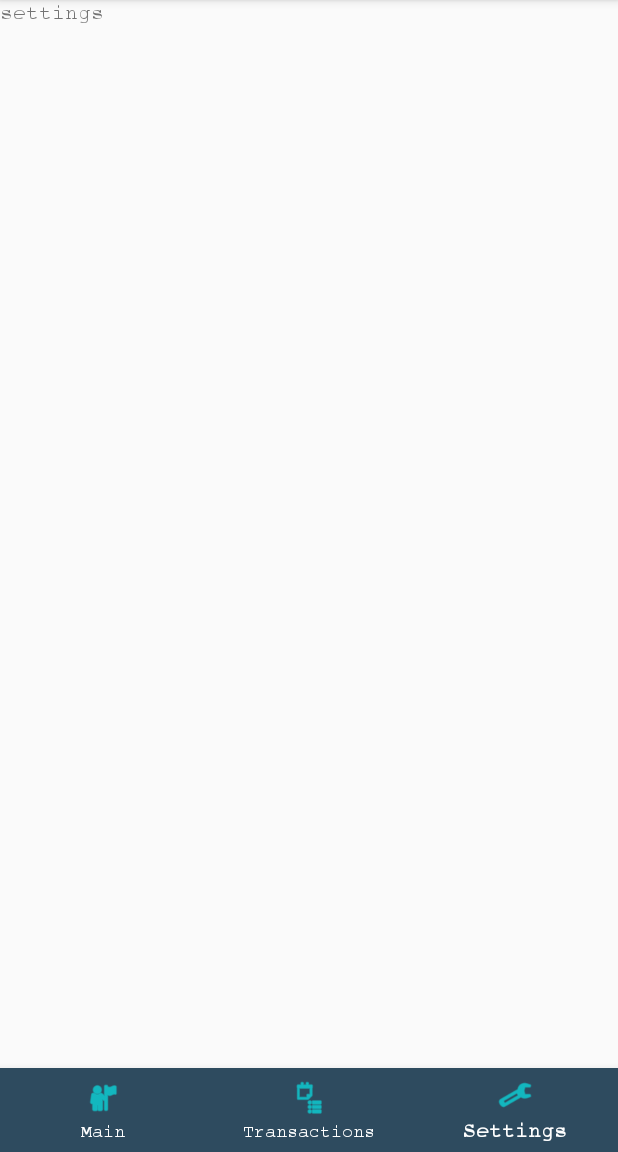
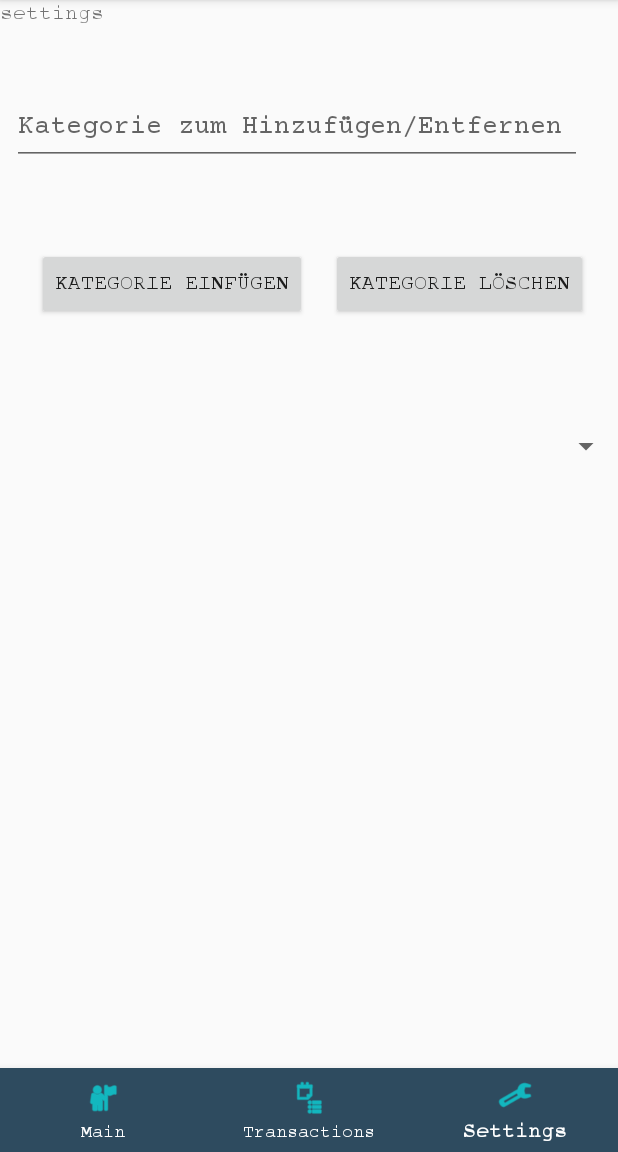
Before and after one commit to Hartlex/FinanzApp, an Android app: the screen it shows after launch (MainActivity), item 3 of the bottom bar chosen, on a phone screen of 412 x 824 dp, the part 84-1236 px from its top. Run offline under Robolectric (Android 15) with nearby library versions, the phone set to English and light mode, and no system bars; libraries missing offline, so code that uses them is left out: com.github.mikephil.charting; 10 statements that could not run were skipped.

Commit message:
In fragment_settings.xml  Elemente hinzugefügt und in SettingsFragment vorab schon den Pseudocode für das entfernen und hinzufügen von Kategorien geschrieben

```diff
--- a/app/src/main/java/com/example/finanzapp/SettingsFragment.java
+++ b/app/src/main/java/com/example/finanzapp/SettingsFragment.java
@@ -7,6 +7,14 @@ import androidx.fragment.app.Fragment;
 import android.view.LayoutInflater;
 import android.view.View;
 import android.view.ViewGroup;
+import android.widget.ArrayAdapter;
+import android.widget.Button;
+import android.widget.EditText;
+import android.widget.Spinner;
+import android.widget.Toast;
+
+import java.util.ArrayList;
+import java.util.Arrays;
 
 /**
  * A simple {@link Fragment} subclass.
@@ -15,10 +23,17 @@ import android.view.ViewGroup;
  */
 public class SettingsFragment extends Fragment {
 
+    Button AddCategory, RemoveCategory;
+    EditText AddRemove;
+    Spinner sp;
+    // TODO: Retrieve the objects from the other spinner element
+    ArrayList list=new ArrayList(Arrays.asList(  ));
+
     // TODO: Rename parameter arguments, choose names that match
     // the fragment initialization parameters, e.g. ARG_ITEM_NUMBER
     private static final String ARG_PARAM1 = "param1";
     private static final String ARG_PARAM2 = "param2";
+
 
     // TODO: Rename and change types of parameters
     private String mParam1;
@@ -49,11 +64,44 @@ public class SettingsFragment extends Fragment {
     @Override
     public void onCreate(Bundle savedInstanceState) {
         super.onCreate(savedInstanceState);
+
         if (getArguments() != null) {
             mParam1 = getArguments().getString(ARG_PARAM1);
             mParam2 = getArguments().getString(ARG_PARAM2);
         }
+
+        /**
+        ArrayAdapter adapter  = new ArrayAdapter(this,R.layout.support_simple_spinner_dropdown_item,list);
+
+         * add and remove each object for the category
+         *
+         * @author Di Seri.F
+
+
+        AddCategory.setOnClickListener(new View.OnClickListener() {
+            @Override
+            public void onClick(View view) {
+                String s = AddRemove.getText().toString();
+                list.add(s);
+                adapter.notifyDataSetChanged();
+                sp.setAdapter(adapter);
+                Toast.makeText(getApplicationContext(), "Kategorie wurde hinzugefügt", Toast.LENGTH_LONG.show());
+            }
+        });
+
+            RemoveCategory.setOnClickListener(new View.OnClickListener() {
+                @Override
+                public void onClick(View view) {
+                    String s = AddRemove.getText().toString();
+                    list.remove(s);
+                    adapter.notifyDataSetChanged();
+                    sp.setAdapter(adapter);
+                    Toast.makeText(getApplicationContext(), "Kategorie wurde entfernt", Toast.LENGTH_LONG.show());
+                }
+            });
+         * */
     }
+
 
     @Override
     public View onCreateView(LayoutInflater inflater, ViewGroup container,
--- a/app/src/main/res/layout/fragment_settings.xml
+++ b/app/src/main/res/layout/fragment_settings.xml
@@ -1,15 +1,83 @@
 <?xml version="1.0" encoding="utf-8"?>
 <FrameLayout xmlns:android="http://schemas.android.com/apk/res/android"
+    xmlns:app="http://schemas.android.com/apk/res-auto"
     xmlns:tools="http://schemas.android.com/tools"
     android:layout_width="match_parent"
     android:layout_height="match_parent"
     tools:context=".SettingsFragment">
 
     <!-- TODO: Update blank fragment layout -->
-    <TextView
+    <androidx.constraintlayout.widget.ConstraintLayout
         android:layout_width="match_parent"
-        android:layout_height="match_parent"
-        android:text="settings"
-        android:fontFamily="@font/courier_prime"/>
+        android:layout_height="match_parent">
+
+        <EditText
+            android:id="@+id/AddDeleteSpinner"
+            android:layout_width="380dp"
+            android:layout_height="50dp"
+            android:layout_marginStart="8dp"
+            android:layout_marginLeft="8dp"
+            android:layout_marginEnd="8dp"
+            android:layout_marginRight="8dp"
+            android:ems="10"
+            android:inputType="textPersonName"
+            android:hint="Kategorie zum Hinzufügen/Entfernen"
+            app:layout_constraintBottom_toBottomOf="parent"
+            app:layout_constraintEnd_toEndOf="parent"
+            app:layout_constraintHorizontal_bias="0.0"
+            app:layout_constraintStart_toStartOf="parent"
+            app:layout_constraintTop_toTopOf="parent"
+            app:layout_constraintVertical_bias="0.091" />
+
+        <TextView
+            android:id="@+id/textView2"
+            android:layout_width="match_parent"
+            android:layout_height="match_parent"
+            android:fontFamily="@font/courier_prime"
+            android:text="settings"
+            tools:layout_editor_absoluteX="43dp"
+            tools:layout_editor_absoluteY="296dp" />
+
+        <Button
+            android:id="@+id/AddButton"
+            android:layout_width="wrap_content"
+            android:layout_height="wrap_content"
+            android:layout_marginStart="20dp"
+            android:layout_marginLeft="20dp"
+            android:layout_marginBottom="24dp"
+            android:text="Kategorie einfügen"
+            app:layout_constraintBottom_toBottomOf="parent"
+            app:layout_constraintEnd_toStartOf="@+id/RemoveButton"
+            app:layout_constraintHorizontal_bias="0.225"
+            app:layout_constraintStart_toStartOf="parent"
+            app:layout_constraintTop_toBottomOf="@+id/AddDeleteSpinner"
+            app:layout_constraintVertical_bias="0.104" />
+
+        <Button
+            android:id="@+id/RemoveButton"
+            android:layout_width="wrap_content"
+            android:layout_height="wrap_content"
+            android:layout_marginEnd="20dp"
+            android:layout_marginRight="20dp"
+            android:layout_marginBottom="24dp"
+            android:text="Kategorie löschen"
+            app:layout_constraintBottom_toBottomOf="parent"
+            app:layout_constraintEnd_toEndOf="parent"
+            app:layout_constraintTop_toBottomOf="@+id/AddDeleteSpinner"
+            app:layout_constraintVertical_bias="0.104" />
+
+        <Spinner
+            android:id="@+id/spinner"
+            android:layout_width="409dp"
+            android:layout_height="wrap_content"
+            android:layout_marginStart="8dp"
+            android:layout_marginLeft="8dp"
+            android:layout_marginTop="72dp"
+            app:layout_constraintEnd_toEndOf="parent"
+            app:layout_constraintHorizontal_bias="0.571"
+            app:layout_constraintStart_toStartOf="parent"
+            app:layout_constraintTop_toBottomOf="@+id/AddButton" />
+
+    </androidx.constraintlayout.widget.ConstraintLayout>
 
 </FrameLayout>
```
